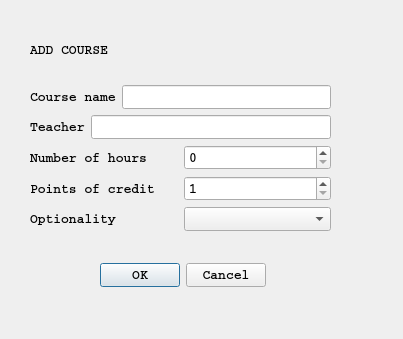
Above: coursedialog.ui from casalete/ErasmusIo before the change. Below: the same form after it.
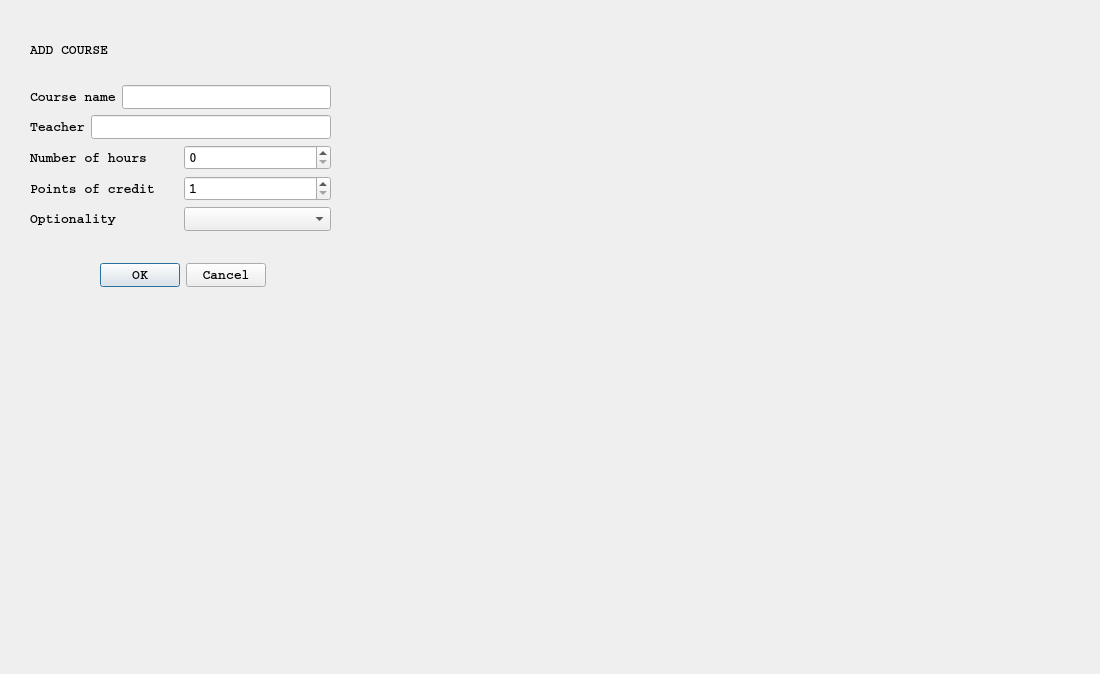
That is the form after the change. Icons and pictures are not drawn.

Patch:
```diff
--- a/coursedialog.ui
+++ b/coursedialog.ui
@@ -6,8 +6,8 @@
    <rect>
     <x>0</x>
     <y>0</y>
-    <width>403</width>
-    <height>339</height>
+    <width>1100</width>
+    <height>674</height>
    </rect>
   </property>
   <property name="windowTitle">
```
Left out of the diff: 2 changed lines with no effect on the pictures.
